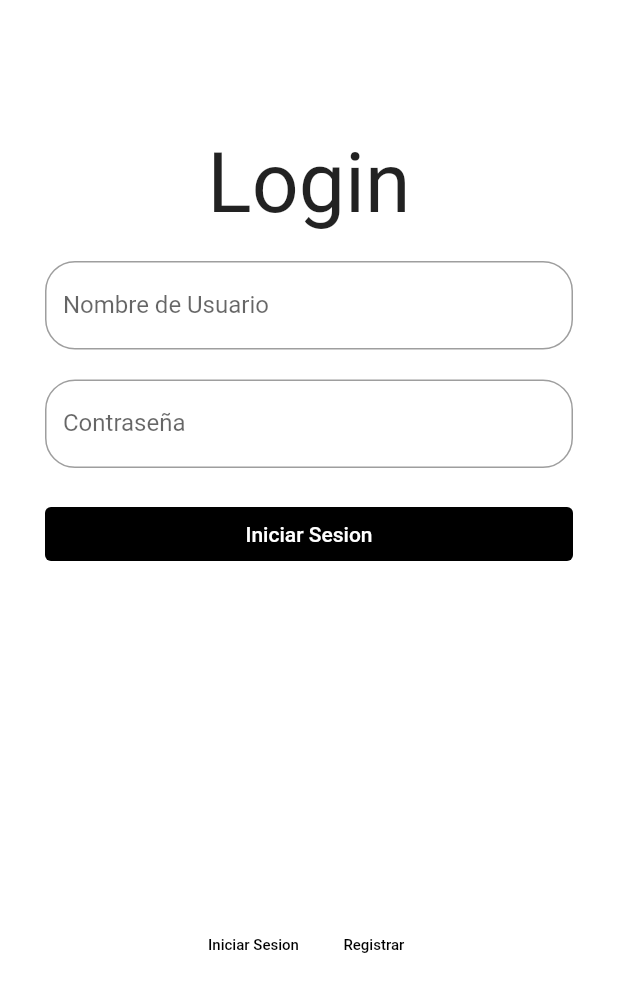
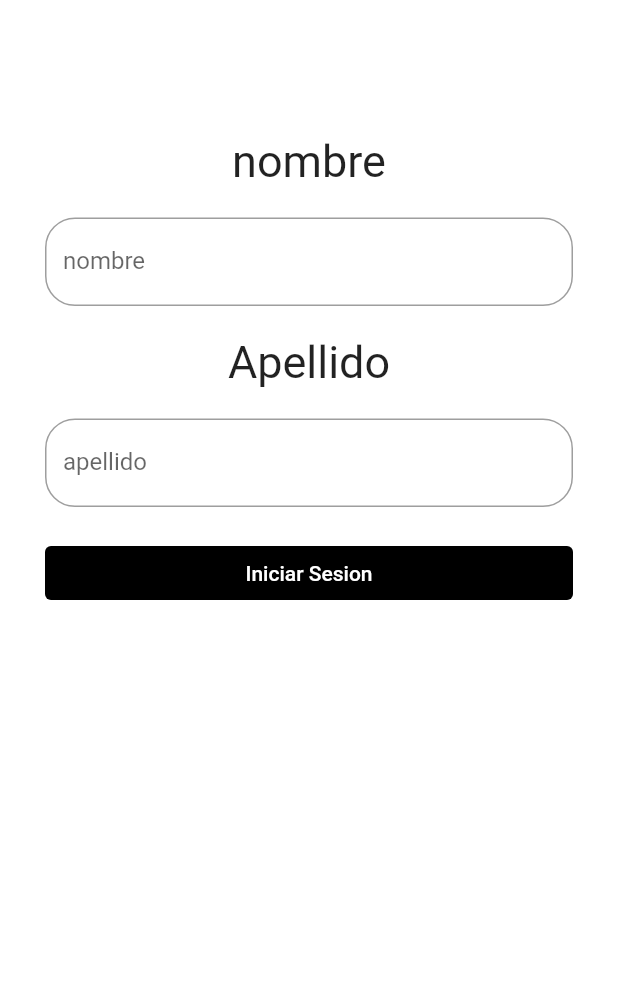
Before and after one commit to JereTorres/App_1, a Flutter app: the screen it shows after launch, after a tap on "Registrar", on a phone screen of 412 x 824 dp. Shown: the top 992 px of the screen. Run offline on Flutter 3.47's test engine with Material 2 defaults, Android fonts, the phone set to English and light mode, and no system bars.

Commit message:
primera version del register

```diff
--- a/lib/src/Login.dart
+++ b/lib/src/Login.dart
@@ -1,4 +1,6 @@
 import 'package:flutter/material.dart';
+
+import 'Register.dart';
 
 class Login extends StatefulWidget {
   Login({Key? key}) : super(key: key);
@@ -14,7 +16,8 @@ class _LoginState extends State<Login> {
   Widget build(BuildContext context) {
     return Scaffold(
         backgroundColor: Colors.white,
-      body: ListView(
+        body: Container(
+          child: ListView(
             padding: EdgeInsets.symmetric(
               horizontal: 30.0,
               vertical: 90.0,
@@ -82,9 +85,10 @@ class _LoginState extends State<Login> {
                 ),
               ),
               Container(
-              //botones inferiores des login
-              child:
-                  Row(mainAxisAlignment: MainAxisAlignment.center, children: [
+                  //botones inferiores del login
+                  child: Row(
+                      mainAxisAlignment: MainAxisAlignment.center,
+                      children: [
                     Padding(padding: EdgeInsets.only(top: 500.0)),
                     TextButton(
                       style: TextButton.styleFrom(
@@ -92,21 +96,28 @@ class _LoginState extends State<Login> {
                       ),
                       onPressed: () {},
                       child: Center(
-                  child:
-                      Text('Iniciar Sesion', style: TextStyle(fontSize: 10.0))),
+                          child: Text('Iniciar Sesion',
+                              style: TextStyle(fontSize: 10.0))),
                     ),
                     Padding(
-                padding: EdgeInsets.symmetric(vertical: 5.0, horizontal: 5.0)),
+                        padding: EdgeInsets.symmetric(
+                            vertical: 5.0, horizontal: 5.0)),
                     TextButton(
                       style: TextButton.styleFrom(
                         primary: Colors.black,
                       ),
-              onPressed: () {},
-              child: Text('Registrar', style: TextStyle(fontSize: 10.0)),
+                      onPressed: () {
+                        Navigator.push(
+                          context,
+                          MaterialPageRoute(builder: (context) => (Register())),
+                        );
+                      },
+                      child:
+                          Text('Registrar', style: TextStyle(fontSize: 10.0)),
                     ),
                   ]))
             ],
           ),
-    );
+        ));
   }
 }
--- /dev/null
+++ b/lib/src/Register.dart
@@ -0,0 +1,93 @@
+import 'package:flutter/material.dart';
+
+class Register extends StatefulWidget {
+  Register({Key? key}) : super(key: key);
+
+  @override
+  _LoginState createState() => _LoginState();
+}
+
+class _LoginState extends State<Register> {
+  late String _nombree;
+  late String _apellido;
+  @override
+  Widget build(BuildContext context) {
+    return Scaffold(
+      backgroundColor: Colors.white,
+      body: Container(
+        child: ListView(
+            padding: EdgeInsets.symmetric(
+              horizontal: 30.0,
+              vertical: 90.0,
+            ),
+            children: [
+              Column(
+                children: [
+                  Text(
+                    'nombre',
+                    style: TextStyle(fontSize: 30.0),
+                  ),
+                  Divider(
+                    color: Colors.transparent,
+                    height: 20.0,
+                  ),
+                  TextField(
+                    enableInteractiveSelection: false,
+                    textCapitalization: TextCapitalization.characters,
+                    decoration: InputDecoration(
+                        hintText: 'nombre',
+                        labelText: 'nombre',
+                        border: OutlineInputBorder(
+                          borderRadius: BorderRadius.circular(20.0),
+                        )),
+                    onSubmitted: (valor) {
+                      _nombree = valor;
+                    },
+                  ),
+                  Divider(
+                    color: Colors.transparent,
+                    height: 20.0,
+                  ),
+                  Text(
+                    'Apellido',
+                    style: TextStyle(fontSize: 30.0),
+                  ),
+                  Divider(
+                    color: Colors.transparent,
+                    height: 20.0,
+                  ),
+                  TextField(
+                    enableInteractiveSelection: false,
+                    textCapitalization: TextCapitalization.characters,
+                    decoration: InputDecoration(
+                        hintText: 'apellido',
+                        labelText: 'apellido',
+                        border: OutlineInputBorder(
+                          borderRadius: BorderRadius.circular(20.0),
+                        )),
+                    onSubmitted: (valor) {
+                      _apellido = valor;
+                    },
+                  ),
+                  Divider(
+                    color: Colors.transparent,
+                    height: 20.0,
+                  ),
+                  SizedBox(
+                    width: double.infinity,
+                    child: TextButton(
+                      style: TextButton.styleFrom(
+                        primary: Colors.white,
+                        backgroundColor: Colors.black,
+                      ),
+                      onPressed: () {},
+                      child: Text('Iniciar Sesion'),
+                    ),
+                  ),
+                ],
+              ),
+            ]),
+      ),
+    );
+  }
+}
```
Lines whose indentation alone changed are shown as unchanged.
